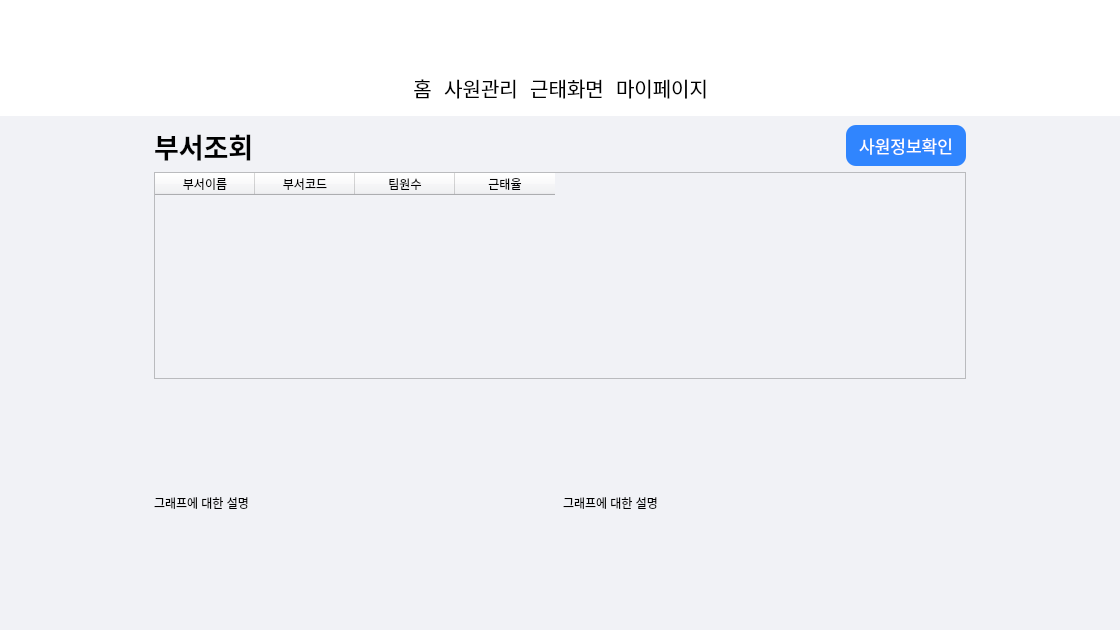
First picture: the form in Main/UI/MainWidget.ui, repository Uyuniwhite/Face-recognition-Attendance-System-Project, before the edit.
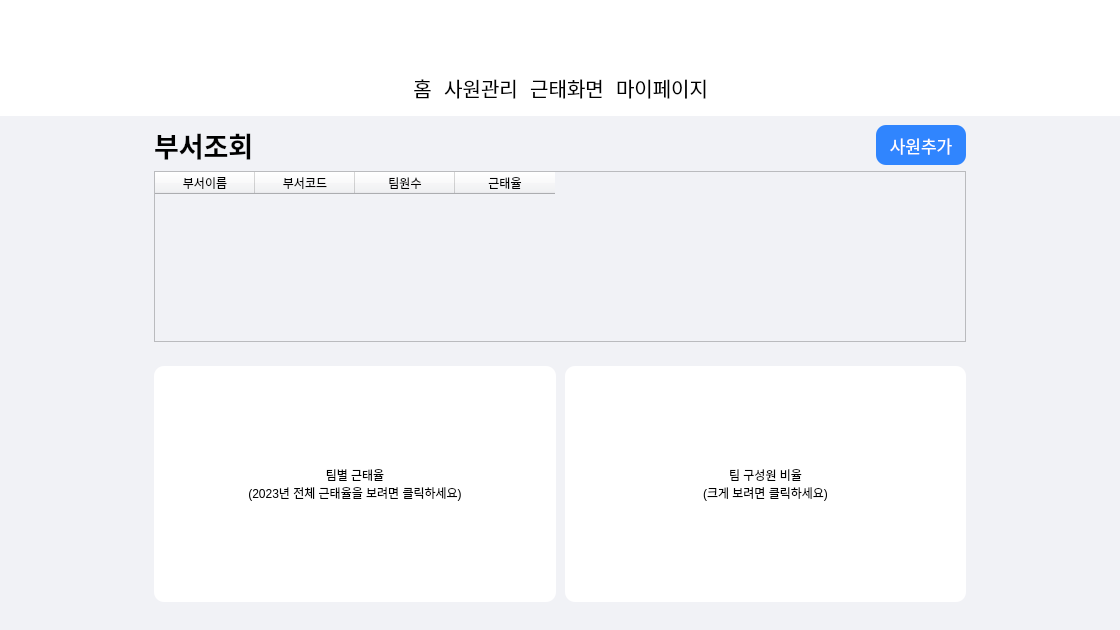
Second picture: the form after the edit. The open tabs and pages were chosen to show the change. Icons and pictures are not drawn.

Commit message: 0828 그래프 완

Patch:
```diff
--- a/Main/UI/MainWidget.ui
+++ b/Main/UI/MainWidget.ui
@@ -235,7 +235,7 @@
       <item>
        <widget class="QStackedWidget" name="stackedWidget">
         <property name="currentIndex">
-         <number>2</number>
+         <number>0</number>
         </property>
         <widget class="QWidget" name="admin_dept_check">
          <layout class="QHBoxLayout" name="horizontalLayout_18">
@@ -306,11 +306,11 @@
                 </spacer>
                </item>
                <item>
-                <widget class="QPushButton" name="emp_detail_check">
+                <widget class="QPushButton" name="add_btn">
                  <property name="minimumSize">
                   <size>
-                   <width>120</width>
-                   <height>41</height>
+                   <width>90</width>
+                   <height>40</height>
                   </size>
                  </property>
                  <property name="font">
@@ -324,7 +324,7 @@
 color: white;</string>
                  </property>
                  <property name="text">
-                  <string>사원정보확인</string>
+                  <string>사원추가</string>
                  </property>
                 </widget>
                </item>
@@ -332,6 +332,33 @@
              </item>
              <item>
               <widget class="QTableWidget" name="dept_tablewidget">
+               <property name="styleSheet">
+                <string notr="true">
+            QScrollBar:vertical {
+                border: none;
+                background: none;
+                width: 15px;
+                margin: 0px;
+            }
+
+            QScrollBar::handle:vertical {
+                border: 3px solid #3085FE;
+				background-color: white;
+                min-height: 20px;
+                border-radius: 5px;
+            }
+
+            QScrollBar::handle:vertical:hover {
+                background: #3085FE;
+            }
+
+            QScrollBar::sub-line:vertical,
+            QScrollBar::add-line:vertical {
+                border: none;
+                height: 0px;
+            }
+</string>
+               </property>
                <property name="editTriggers">
                 <set>QAbstractItemView::NoEditTriggers</set>
                </property>
@@ -357,6 +384,19 @@
                </column>
               </widget>
              </item>
+             <item>
+              <spacer name="verticalSpacer_8">
+               <property name="orientation">
+                <enum>Qt::Vertical</enum>
+               </property>
+               <property name="sizeHint" stdset="0">
+                <size>
+                 <width>20</width>
+                 <height>40</height>
+                </size>
+               </property>
+              </spacer>
+             </item>
              <item>
               <widget class="QWidget" name="home_bottom_widget_3" native="true">
                <property name="minimumSize">
@@ -372,6 +412,9 @@
                 </size>
                </property>
                <layout class="QHBoxLayout" name="horizontalLayout_20">
+                <property name="spacing">
+                 <number>9</number>
+                </property>
                 <property name="leftMargin">
                  <number>0</number>
                 </property>
@@ -386,13 +429,32 @@
                 </property>
                 <item>
                  <widget class="QWidget" name="graph_widget_3" native="true">
+                  <property name="maximumSize">
+                   <size>
+                    <width>16777215</width>
+                    <height>402</height>
+                   </size>
+                  </property>
+                  <property name="styleSheet">
+                   <string notr="true">background-color: rgb(255, 255, 255);
+border-radius:10px;</string>
+                  </property>
                   <layout class="QVBoxLayout" name="verticalLayout_19">
+                   <property name="spacing">
+                    <number>0</number>
+                   </property>
                    <property name="leftMargin">
                     <number>0</number>
                    </property>
+                   <property name="topMargin">
+                    <number>0</number>
+                   </property>
                    <property name="rightMargin">
                     <number>0</number>
                    </property>
+                   <property name="bottomMargin">
+                    <number>0</number>
+                   </property>
                    <item>
                     <layout class="QVBoxLayout" name="verticalLayout_20"/>
                    </item>
@@ -405,7 +467,11 @@
                       </size>
                      </property>
                      <property name="text">
-                      <string>그래프에 대한 설명</string>
+                      <string>팀별 근태율
+(2023년 전체 근태율을 보려면 클릭하세요)</string>
+                     </property>
+                     <property name="alignment">
+                      <set>Qt::AlignCenter</set>
                      </property>
                     </widget>
                    </item>
@@ -414,13 +480,32 @@
                 </item>
                 <item>
                  <widget class="QWidget" name="graph_widget_4" native="true">
+                  <property name="maximumSize">
+                   <size>
+                    <width>401</width>
+                    <height>16777215</height>
+                   </size>
+                  </property>
+                  <property name="styleSheet">
+                   <string notr="true">background-color: rgb(255, 255, 255);
+border-radius:10px;</string>
+                  </property>
                   <layout class="QVBoxLayout" name="verticalLayout_21">
+                   <property name="spacing">
+                    <number>0</number>
+                   </property>
                    <property name="leftMargin">
                     <number>0</number>
                    </property>
+                   <property name="topMargin">
+                    <number>0</number>
+                   </property>
                    <property name="rightMargin">
                     <number>0</number>
                    </property>
+                   <property name="bottomMargin">
+                    <number>0</number>
+                   </property>
                    <item>
                     <layout class="QVBoxLayout" name="verticalLayout_22"/>
                    </item>
@@ -433,7 +518,11 @@
                       </size>
                      </property>
                      <property name="text">
-                      <string>그래프에 대한 설명</string>
+                      <string>팀 구성원 비율
+(크게 보려면 클릭하세요)</string>
+                     </property>
+                     <property name="alignment">
+                      <set>Qt::AlignCenter</set>
                      </property>
                     </widget>
                    </item>
@@ -443,6 +532,19 @@
                </layout>
               </widget>
              </item>
+             <item>
+              <spacer name="verticalSpacer_7">
+               <property name="orientation">
+                <enum>Qt::Vertical</enum>
+               </property>
+               <property name="sizeHint" stdset="0">
+                <size>
+                 <width>20</width>
+                 <height>40</height>
+                </size>
+               </property>
+              </spacer>
+             </item>
             </layout>
            </widget>
           </item>
@@ -606,28 +708,6 @@
                  </property>
                 </widget>
                </item>
-               <item>
-                <widget class="QPushButton" name="add_btn">
-                 <property name="minimumSize">
-                  <size>
-                   <width>90</width>
-                   <height>40</height>
-                  </size>
-                 </property>
-                 <property name="font">
-                  <font>
-                   <pointsize>13</pointsize>
-                  </font>
-                 </property>
-                 <property name="styleSheet">
-                  <string notr="true">border-radius:10px;
-background-color: rgb(217, 217, 217);</string>
-                 </property>
-                 <property name="text">
-                  <string>사원추가</string>
-                 </property>
-                </widget>
-               </item>
               </layout>
              </item>
              <item>
@@ -681,7 +761,7 @@
                   <x>0</x>
                   <y>0</y>
                   <width>820</width>
-                  <height>355</height>
+                  <height>356</height>
                  </rect>
                 </property>
                 <layout class="QVBoxLayout" name="verticalLayout_17">
@@ -1455,8 +1535,7 @@
                          </size>
                         </property>
                         <property name="text">
-                         <string>2023년 월별 출근율 그래프
-(크게 보려면 클릭하세요)</string>
+                         <string>그래프에 대한 설명</string>
                         </property>
                         <property name="alignment">
                          <set>Qt::AlignCenter</set>
@@ -1676,6 +1755,29 @@
                  </property>
                 </widget>
                </item>
+               <item>
+                <widget class="QPushButton" name="emp_detail_check">
+                 <property name="minimumSize">
+                  <size>
+                   <width>120</width>
+                   <height>41</height>
+                  </size>
+                 </property>
+                 <property name="font">
+                  <font>
+                   <pointsize>13</pointsize>
+                  </font>
+                 </property>
+                 <property name="styleSheet">
+                  <string notr="true">border-radius:10px;
+background-color:#3085FE;
+color: white;</string>
+                 </property>
+                 <property name="text">
+                  <string>사원정보확인</string>
+                 </property>
+                </widget>
+               </item>
               </layout>
              </widget>
             </item>
@@ -1711,6 +1813,33 @@
                  <property name="focusPolicy">
                   <enum>Qt::NoFocus</enum>
                  </property>
+                 <property name="styleSheet">
+                  <string notr="true">
+            QScrollBar:vertical {
+                border: none;
+                background: none;
+                width: 15px;
+                margin: 0px;
+            }
+
+            QScrollBar::handle:vertical {
+                border: 3px solid #3085FE;
+				background-color: white;
+                min-height: 20px;
+                border-radius: 5px;
+            }
+
+            QScrollBar::handle:vertical:hover {
+                background: #3085FE;
+            }
+
+            QScrollBar::sub-line:vertical,
+            QScrollBar::add-line:vertical {
+                border: none;
+                height: 0px;
+            }
+</string>
+                 </property>
                  <property name="editTriggers">
                   <set>QAbstractItemView::NoEditTriggers</set>
                  </property>
```
The commit also changes 8 other files.
